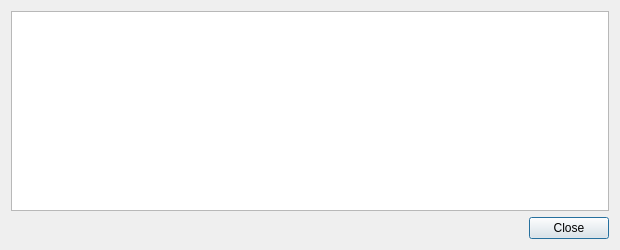
Before: the Qt Designer form src/qt/forms/transactiondescdialog.ui in MassGrid/MassGrid, drawn with Qt 5.
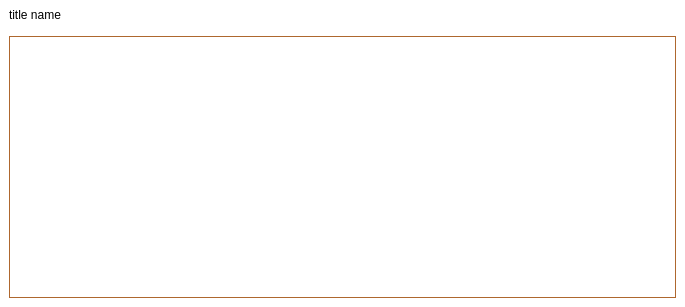
After: the same form once the commit is applied. Icons and pictures are not drawn.

What changed in the file:
```diff
--- a/src/qt/forms/transactiondescdialog.ui
+++ b/src/qt/forms/transactiondescdialog.ui
@@ -6,33 +6,108 @@
    <rect>
     <x>0</x>
     <y>0</y>
-    <width>620</width>
-    <height>250</height>
+    <width>685</width>
+    <height>307</height>
    </rect>
   </property>
   <property name="windowTitle">
    <string>Transaction details</string>
   </property>
+  <property name="styleSheet">
+   <string notr="true">QDialog{
+background-color: rgb(255, 255, 255);
+}</string>
+  </property>
   <layout class="QVBoxLayout" name="verticalLayout">
+   <property name="leftMargin">
+    <number>0</number>
+   </property>
+   <property name="topMargin">
+    <number>0</number>
+   </property>
+   <property name="rightMargin">
+    <number>0</number>
+   </property>
+   <property name="bottomMargin">
+    <number>9</number>
+   </property>
    <item>
-    <widget class="QTextEdit" name="detailText">
-     <property name="toolTip">
-      <string>This pane shows a detailed description of the transaction</string>
+    <layout class="QHBoxLayout" name="horizontalLayout">
+     <property name="leftMargin">
+      <number>9</number>
      </property>
-     <property name="readOnly">
-      <bool>true</bool>
-     </property>
-    </widget>
+     <item>
+      <widget class="QLabel" name="label_titlename">
+       <property name="text">
+        <string>title name</string>
+       </property>
+      </widget>
+     </item>
+     <item>
+      <spacer name="horizontalSpacer">
+       <property name="orientation">
+        <enum>Qt::Horizontal</enum>
+       </property>
+       <property name="sizeHint" stdset="0">
+        <size>
+         <width>40</width>
+         <height>20</height>
+        </size>
+       </property>
+      </spacer>
+     </item>
+     <item>
+      <widget class="QToolButton" name="cancelButton">
+       <property name="minimumSize">
+        <size>
+         <width>30</width>
+         <height>30</height>
+        </size>
+       </property>
+       <property name="maximumSize">
+        <size>
+         <width>30</width>
+         <height>30</height>
+        </size>
+       </property>
+       <property name="styleSheet">
+        <string notr="true">QToolButton{
+border:hidden;
+image: url(:/pic/res/pic/closeBtn.png);
+}
+</string>
+       </property>
+       <property name="text">
+        <string/>
+       </property>
+      </widget>
+     </item>
+    </layout>
    </item>
    <item>
-    <widget class="QDialogButtonBox" name="buttonBox">
-     <property name="orientation">
-      <enum>Qt::Horizontal</enum>
+    <layout class="QGridLayout" name="gridLayout">
+     <property name="leftMargin">
+      <number>9</number>
      </property>
-     <property name="standardButtons">
-      <set>QDialogButtonBox::Close</set>
+     <property name="rightMargin">
+      <number>9</number>
      </property>
-    </widget>
+     <item row="0" column="0">
+      <widget class="QTextEdit" name="detailText">
+       <property name="toolTip">
+        <string>This pane shows a detailed description of the transaction</string>
+       </property>
+       <property name="styleSheet">
+        <string notr="true">QTextEdit{
+border:1px solid rgb(174,103,46);
+}</string>
+       </property>
+       <property name="readOnly">
+        <bool>true</bool>
+       </property>
+      </widget>
+     </item>
+    </layout>
    </item>
   </layout>
  </widget>
```
Left out of the diff: 35 changed lines with no effect on the pictures.
